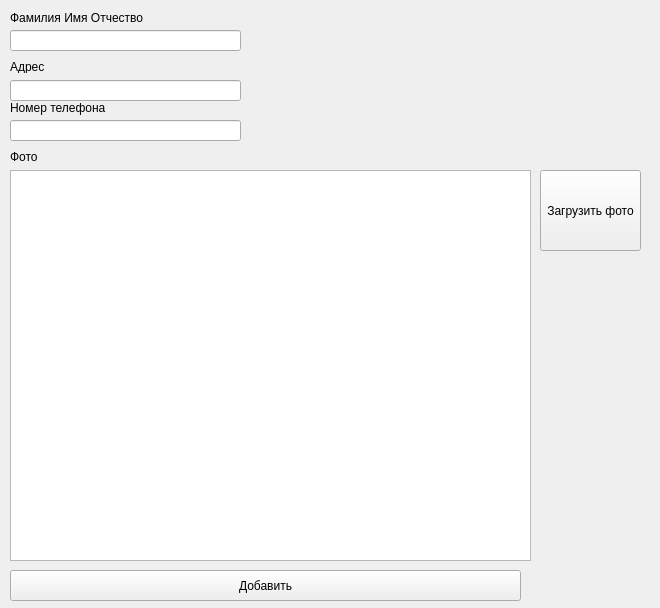
Old version of the form formadd.ui in the repository Ilya1MN/test.
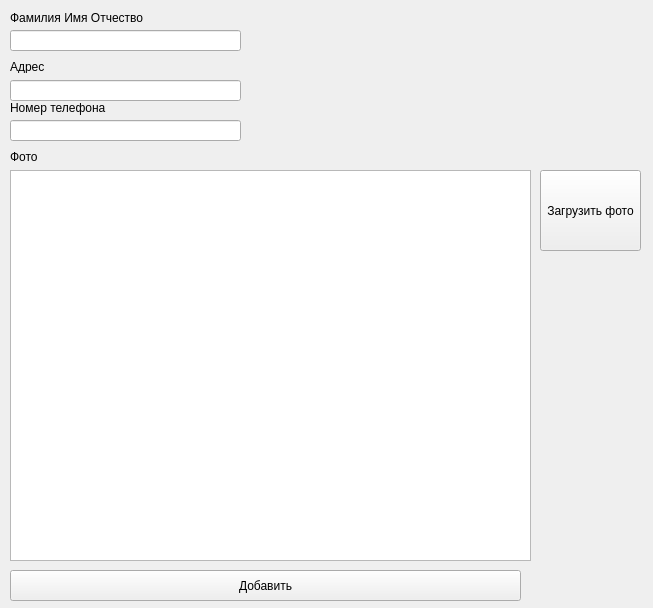
New version of the form.

Patch:
```diff
--- a/formadd.ui
+++ b/formadd.ui
@@ -6,7 +6,7 @@
    <rect>
     <x>0</x>
     <y>0</y>
-    <width>660</width>
+    <width>653</width>
     <height>608</height>
    </rect>
   </property>
```
